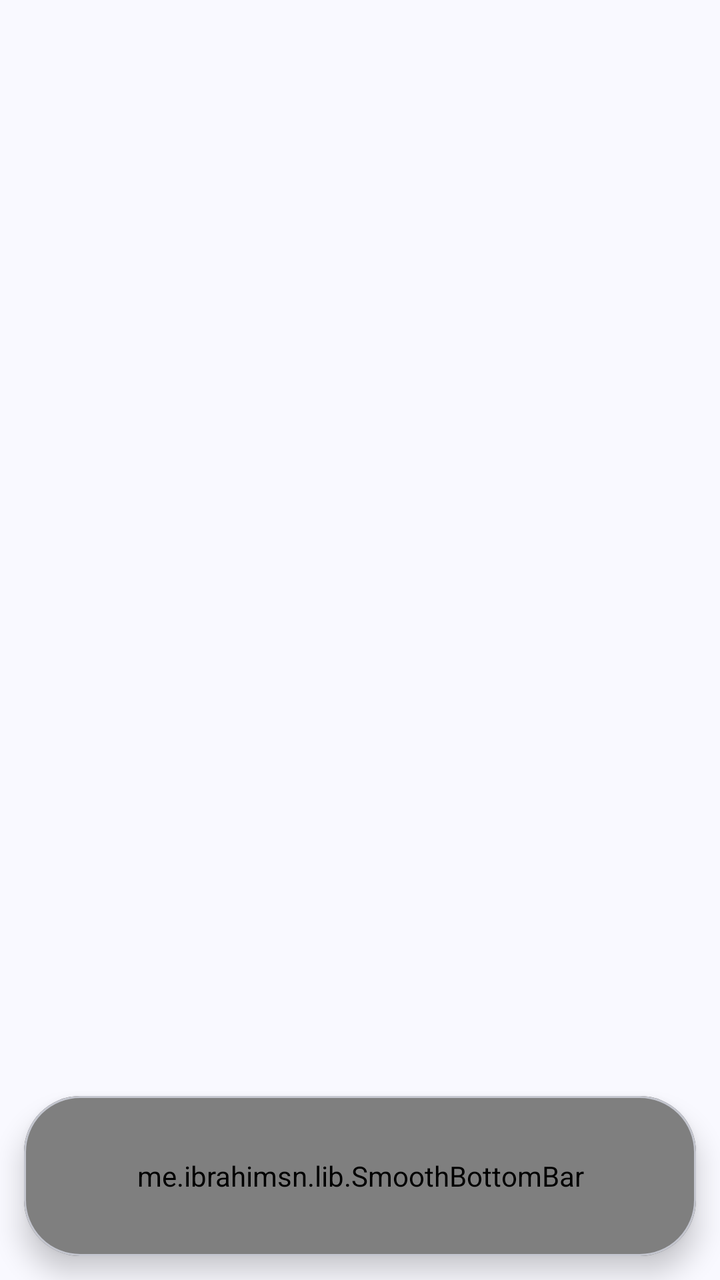
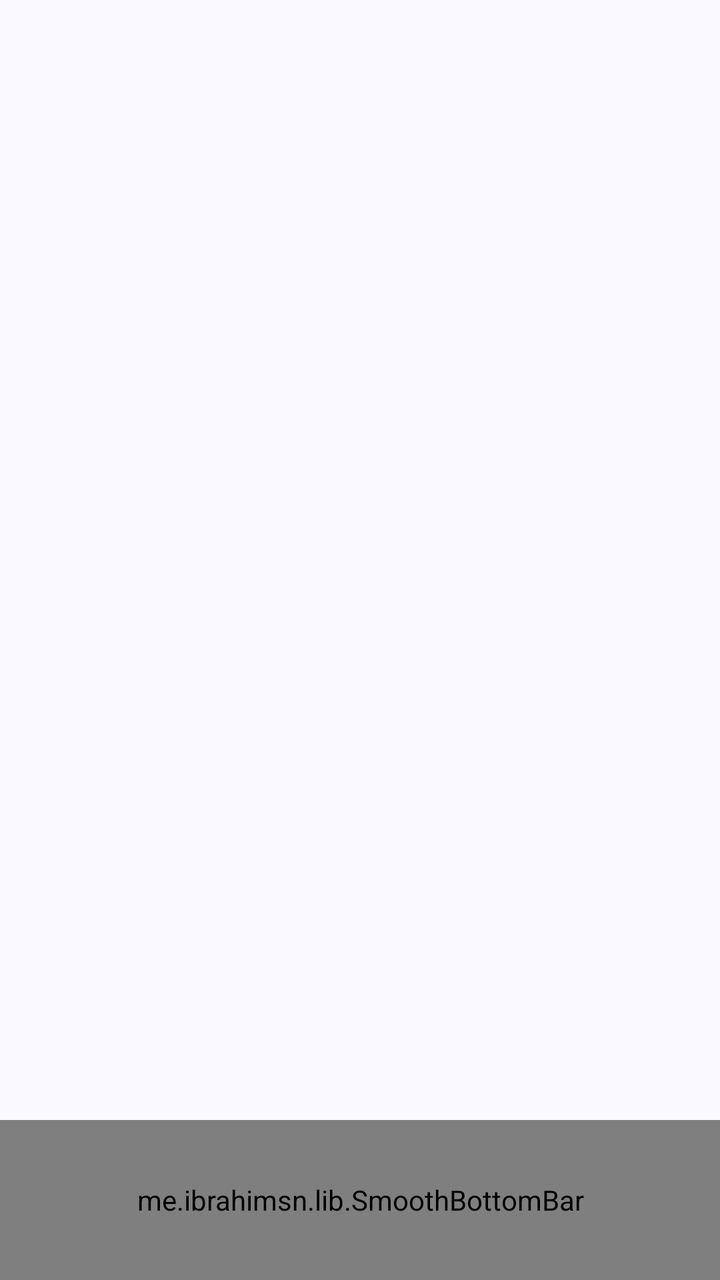

An Android layout rendered at two revisions. The XML below is the earlier revision; the diff shows what the commit changed to produce the second picture.
<!-- AndroidManifest.xml: application theme Theme.MyApp -->
<!-- res/layout/activity_main.xml -->
<?xml version="1.0" encoding="utf-8"?>
<androidx.constraintlayout.widget.ConstraintLayout xmlns:android="http://schemas.android.com/apk/res/android"
    xmlns:app="http://schemas.android.com/apk/res-auto"
    android:layout_width="match_parent"
    android:layout_height="match_parent"
    android:background="?attr/colorSurface">

    <androidx.viewpager2.widget.ViewPager2
        android:id="@+id/viewpager"
        android:layout_width="0dp"
        android:layout_height="0dp"
        app:layout_constraintBottom_toBottomOf="parent"
        app:layout_constraintEnd_toEndOf="parent"
        app:layout_constraintStart_toStartOf="parent"
        app:layout_constraintTop_toTopOf="parent" />

    <com.google.android.material.card.MaterialCardView
        android:id="@+id/card_bottom_bar"
        android:layout_width="0dp"
        android:layout_height="wrap_content"
        android:layout_marginHorizontal="12dp"
        android:layout_marginBottom="12dp"
        app:cardCornerRadius="28dp"
        app:cardElevation="8dp"
        app:cardBackgroundColor="?attr/colorSurfaceContainerHigh"
        app:layout_constraintBottom_toBottomOf="parent"
        app:layout_constraintEnd_toEndOf="parent"
        app:layout_constraintStart_toStartOf="parent">

        <me.ibrahimsn.lib.SmoothBottomBar
            android:id="@+id/bottom_bar"
            android:layout_width="match_parent"
            android:layout_height="80dp"
            android:background="@android:color/transparent"
            app:indicatorColor="?attr/colorPrimary"
            app:iconTint="?attr/colorOnSurfaceVariant"
            app:iconTintActive="?attr/colorPrimary"
            app:textColor="?attr/colorOnSurfaceVariant"
            app:textSize="11sp"
            app:menu="@menu/bottom_nav"
            app:sideMargins="0dp"
            app:itemPadding="0dp"
            app:cornerRadius="0dp" />
    </com.google.android.material.card.MaterialCardView>

</androidx.constraintlayout.widget.ConstraintLayout>
<!-- resources referenced by this layout -->
<resources>
  <style name="Theme.MyApp" parent="Theme.Material3.Light.NoActionBar">
          <item name="colorPrimary">@color/light_primary</item>
          <item name="colorOnPrimary">@color/light_onPrimary</item>
          <item name="colorPrimaryContainer">@color/light_primaryContainer</item>
          <item name="colorOnPrimaryContainer">@color/light_onPrimaryContainer</item>
          <item name="colorSecondary">@color/light_secondary</item>
          <item name="colorOnSecondary">@color/light_onSecondary</item>
          <item name="colorSecondaryContainer">@color/light_secondaryContainer</item>
          <item name="colorOnSecondaryContainer">@color/light_onSecondaryContainer</item>
          <item name="colorTertiary">@color/light_tertiary</item>
          <item name="colorOnTertiary">@color/light_onTertiary</item>
          <item name="colorTertiaryContainer">@color/light_tertiaryContainer</item>
          <item name="colorOnTertiaryContainer">@color/light_onTertiaryContainer</item>
          <item name="colorError">@color/light_error</item>
          <item name="colorOnError">@color/light_onError</item>
          <item name="colorErrorContainer">@color/light_errorContainer</item>
          <item name="colorOnErrorContainer">@color/light_onErrorContainer</item>
          <item name="colorSurface">@color/light_surface</item>
          <item name="colorOnSurface">@color/light_onSurface</item>
          <item name="colorSurfaceVariant">@color/light_surfaceVariant</item>
          <item name="colorOnSurfaceVariant">@color/light_onSurfaceVariant</item>
          <item name="colorOutline">@color/light_outline</item>
          <item name="colorOutlineVariant">@color/light_outlineVariant</item>
          <item name="colorOnBackground">@color/light_onBackground</item>
          <item name="android:statusBarColor">@android:color/transparent</item>
          <item name="android:navigationBarColor">@android:color/transparent</item>
          <item name="android:windowBackground">@color/light_background</item>
      </style>
  <color name="light_primary">#3d5f90</color>
  <color name="light_onPrimary">#ffffff</color>
  <color name="light_primaryContainer">#d5e3ff</color>
  <color name="light_onPrimaryContainer">#234776</color>
  <color name="light_secondary">#555f71</color>
  <color name="light_onSecondary">#ffffff</color>
  <color name="light_secondaryContainer">#d9e3f8</color>
  <color name="light_onSecondaryContainer">#3d4758</color>
  <color name="light_tertiary">#6e5676</color>
  <color name="light_onTertiary">#ffffff</color>
  <color name="light_tertiaryContainer">#f7d8ff</color>
  <color name="light_onTertiaryContainer">#553f5d</color>
  <color name="light_error">#ba1a1a</color>
  <color name="light_onError">#ffffff</color>
  <color name="light_errorContainer">#ffdad6</color>
  <color name="light_onErrorContainer">#93000a</color>
  <color name="light_surface">#f9f9ff</color>
  <color name="light_onSurface">#191c20</color>
  <color name="light_surfaceVariant">#e0e2ec</color>
  <color name="light_onSurfaceVariant">#43474e</color>
  <color name="light_outline">#74777f</color>
  <color name="light_outlineVariant">#c4c6cf</color>
  <color name="light_onBackground">#191c20</color>
  <color name="light_background">#f9f9ff</color>
</resources>

<!-- the commit's change to res/layout/activity_main.xml (unified diff, before → after) -->
@@ -9,38 +9,24 @@
         android:id="@+id/viewpager"
         android:layout_width="0dp"
         android:layout_height="0dp"
-        app:layout_constraintBottom_toBottomOf="parent"
+        app:layout_constraintBottom_toTopOf="@+id/bottom_bar"
         app:layout_constraintEnd_toEndOf="parent"
         app:layout_constraintStart_toStartOf="parent"
         app:layout_constraintTop_toTopOf="parent" />
 
-    <com.google.android.material.card.MaterialCardView
-        android:id="@+id/card_bottom_bar"
+    <me.ibrahimsn.lib.SmoothBottomBar
+        android:id="@+id/bottom_bar"
         android:layout_width="0dp"
-        android:layout_height="wrap_content"
-        android:layout_marginHorizontal="12dp"
-        android:layout_marginBottom="12dp"
-        app:cardCornerRadius="28dp"
-        app:cardElevation="8dp"
-        app:cardBackgroundColor="?attr/colorSurfaceContainerHigh"
+        android:layout_height="80dp"
+        app:backgroundColor="?attr/colorSurfaceContainer"
+        app:indicatorColor="?attr/colorPrimaryContainer"
+        app:iconTint="?attr/colorOnSurfaceVariant"
+        app:iconTintActive="?attr/colorOnPrimaryContainer"
+        app:textColor="?attr/colorOnPrimaryContainer"
+        app:textSize="11sp"
+        app:menu="@menu/bottom_nav"
         app:layout_constraintBottom_toBottomOf="parent"
         app:layout_constraintEnd_toEndOf="parent"
-        app:layout_constraintStart_toStartOf="parent">
-
-        <me.ibrahimsn.lib.SmoothBottomBar
-            android:id="@+id/bottom_bar"
-            android:layout_width="match_parent"
-            android:layout_height="80dp"
-            android:background="@android:color/transparent"
-            app:indicatorColor="?attr/colorPrimary"
-            app:iconTint="?attr/colorOnSurfaceVariant"
-            app:iconTintActive="?attr/colorPrimary"
-            app:textColor="?attr/colorOnSurfaceVariant"
-            app:textSize="11sp"
-            app:menu="@menu/bottom_nav"
-            app:sideMargins="0dp"
-            app:itemPadding="0dp"
-            app:cornerRadius="0dp" />
-    </com.google.android.material.card.MaterialCardView>
+        app:layout_constraintStart_toStartOf="parent" />
 
 </androidx.constraintlayout.widget.ConstraintLayout>
